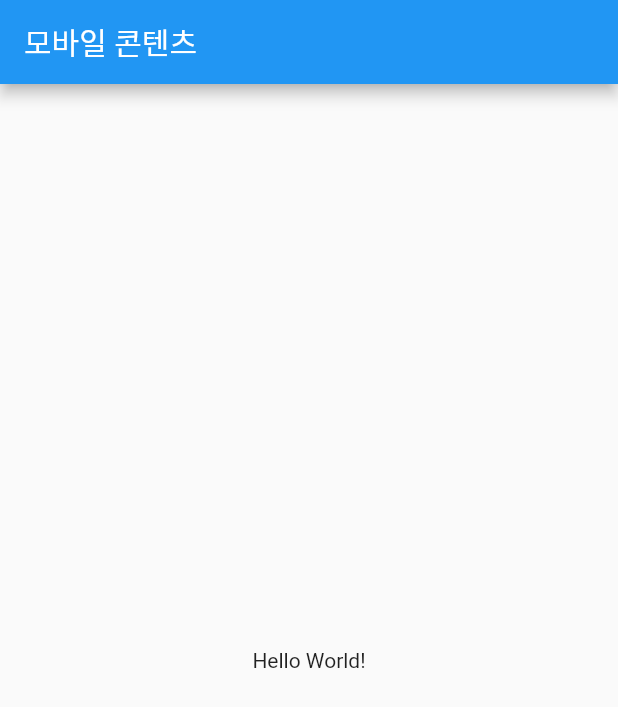
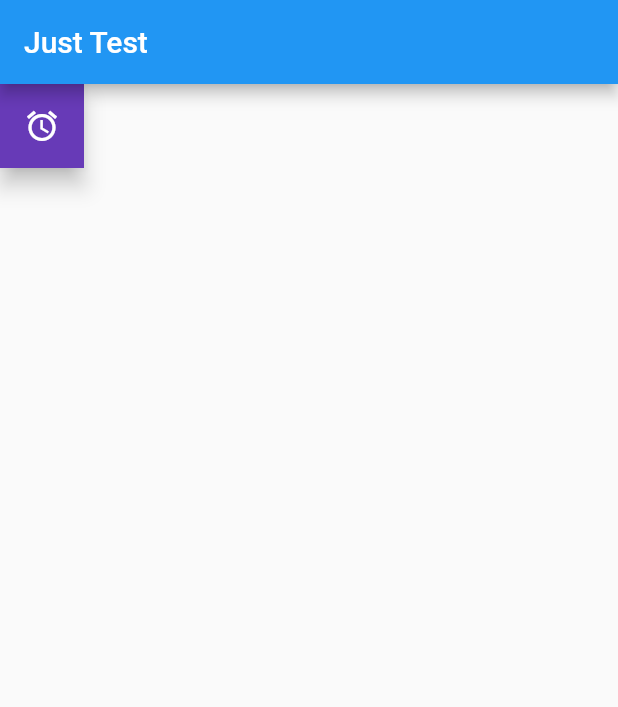
Before and after one commit to newmobilecontent/flutter_sunrin_mobile_contents, a Flutter app: the screen it shows after launch, on a phone screen of 412 x 824 dp. Shown: the top 707 px of the screen. Run offline on Flutter 3.47's test engine with Material 2 defaults, Android fonts, the phone set to English and light mode, and no system bars; our stand-ins replace fluttertoast.

Commit message:
Simple Icon Commit

```diff
--- a/lib/main.dart
+++ b/lib/main.dart
@@ -1,4 +1,5 @@
 import 'package:flutter/material.dart';
+import 'package:fluttertoast/fluttertoast.dart';
 
 void main() => runApp(MyApp());
 
@@ -24,17 +25,36 @@ class MyHomePage extends StatefulWidget {
   _MyHomePageState createState() => _MyHomePageState();
 }
 
+//enum Login {
+//  Email,
+//  GOOGLE,
+//  Facebook,
+//  Github,
+//}
+
 class _MyHomePageState extends State<MyHomePage> {
 
   @override
   Widget build(BuildContext context) {
     return Scaffold(
       appBar: AppBar(
-        // 바 제목
-        title: Text(widget.title),
+        backgroundColor: Colors.blue,
+        title: Text('Just Test'),
       ),
-      body: Center(
-        child: Text('Hello World!'),
+      body: FloatingActionButton(
+        child: Icon(Icons.access_alarm),
+        tooltip: 'Tooltip',
+        foregroundColor: Colors.white,
+        backgroundColor: Colors.deepPurple,
+        shape: const Border(),
+        onPressed: () {
+          Fluttertoast.showToast(
+            msg: 'Oh Yeah!!!~~~',
+            toastLength: Toast.LENGTH_SHORT,
+            gravity: ToastGravity.BOTTOM,
+            timeInSecForIos: 1
+          );
+        },
       ),
     );
   }
--- a/pubspec.yaml
+++ b/pubspec.yaml
@@ -17,6 +17,7 @@ environment:
   sdk: ">=2.1.0 <3.0.0"
 
 dependencies:
+  fluttertoast: ^3.1.0
   flutter:
     sdk: flutter
 
```
Also changed, not shown: pubspec.lock.
